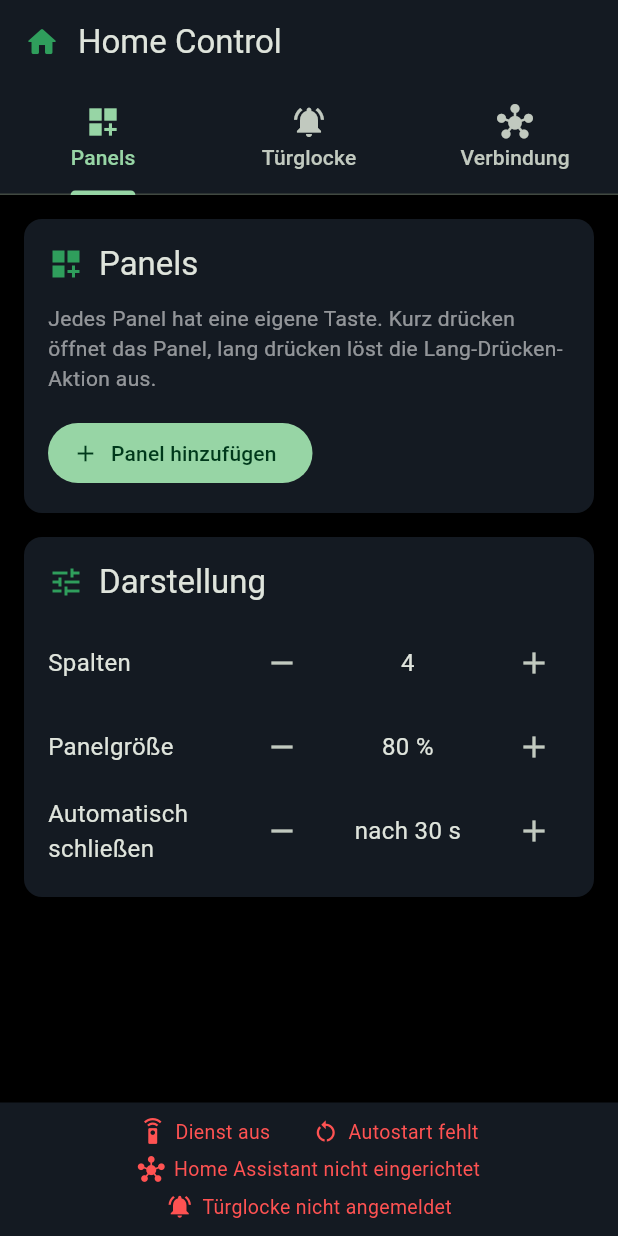
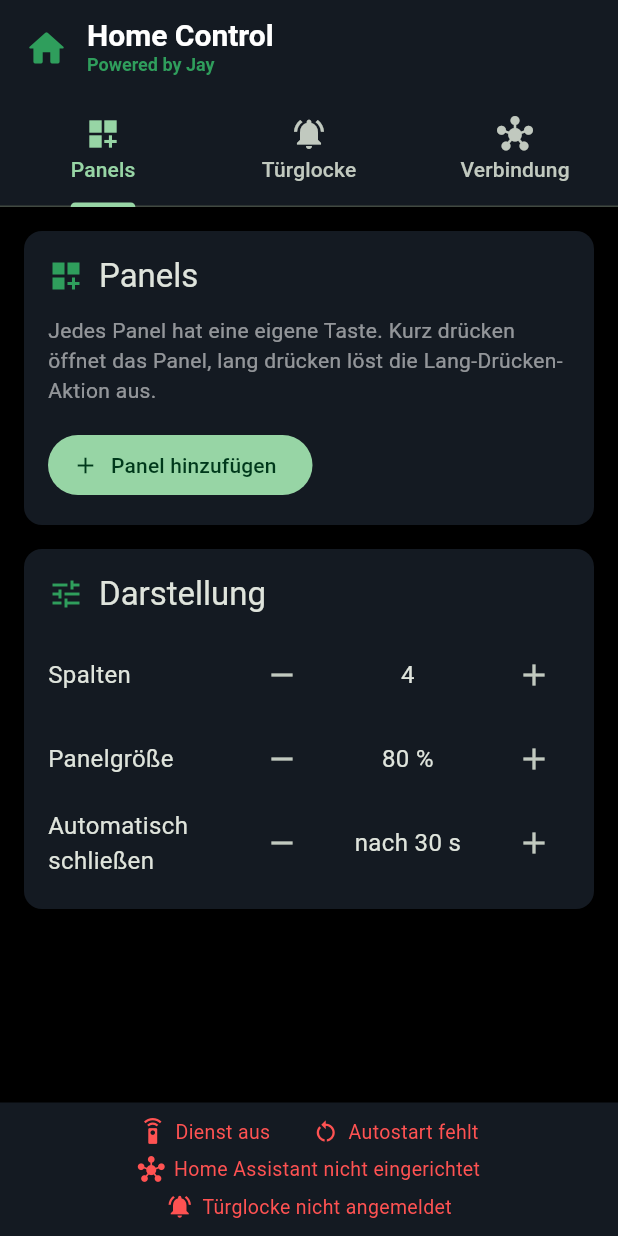
Before and after one commit to JayLo1401/home.control, a Flutter app: the screen it shows after launch, on a phone screen of 412 x 824 dp. Run offline on Flutter 3.47's test engine with Material 3 defaults, Android fonts, the phone set to English and light mode, and no system bars; our stand-ins replace shared_preferences; statements that could not run were skipped; project files that could hold a hidden picture were left out.

Commit message:
README, Lizenz (PolyForm Noncommercial), "Powered by Jay"
- README komplett: Funktionen, Screenshots, Installation, Einrichtung,
  Tuerglocke (YAML), Bedienung, Architektur, Grenzen, Entwicklung
- Lizenz wie order.manager: PolyForm Noncommercial 1.0.0
- MDI-Lizenz (Pictogrammers Free License, Font Apache 2.0) beigelegt
- Kopfzeile der App: "Home Control" weiss, darunter "Powered by Jay"
  mit Link zu https://jaycloud.at/homecontrol

Co-Authored-By: Claude Opus 5.5 <noreply@anthropic.com>

```diff
--- a/lib/core/native_bridge.dart
+++ b/lib/core/native_bridge.dart
@@ -46,6 +46,9 @@ class NativeBridge {
   static Future<bool> showOverlay({int panelIndex = 0}) async =>
       await _ch.invokeMethod<bool>('showOverlay', {'panelIndex': panelIndex}) ?? false;
 
+  /// Link im Browser oeffnen; `false`, wenn kein Browser vorhanden ist.
+  static Future<bool> openUrl(String url) async => await _ch.invokeMethod<bool>('openUrl', {'url': url}) ?? false;
+
   /// Overlay-Engine im Dienst laedt die Konfiguration neu.
   static Future<void> reloadOverlayConfig() => _ch.invokeMethod('reloadOverlayConfig');
 
--- a/lib/settings/settings_page.dart
+++ b/lib/settings/settings_page.dart
@@ -10,6 +10,8 @@ import 'doorbell_settings.dart';
 import 'panel_edit_page.dart';
 import 'web_setup_server.dart';
 import 'widgets.dart';
+
+const _homepage = 'https://jaycloud.at/homecontrol';
 
 class SettingsPage extends StatefulWidget {
   final HaClient ha;
@@ -198,10 +200,22 @@ class _SettingsPageState extends State<SettingsPage> {
       child: Scaffold(
         appBar: AppBar(
           backgroundColor: panelBackground,
-          title: const Row(children: [
-            Icon(Icons.home_rounded, color: brandGreen),
-            SizedBox(width: 12),
-            Text('Home Control'),
+          toolbarHeight: 64,
+          title: Row(children: [
+            const Icon(Icons.home_rounded, color: brandGreen, size: 30),
+            const SizedBox(width: 12),
+            Column(crossAxisAlignment: CrossAxisAlignment.start, mainAxisSize: MainAxisSize.min, children: [
+              const Text('Home Control',
+                  style: TextStyle(color: Colors.white, fontWeight: FontWeight.w700, fontSize: 20, height: 1.15)),
+              InkWell(
+                borderRadius: BorderRadius.circular(4),
+                onTap: () async {
+                  if (!await NativeBridge.openUrl(_homepage)) _snack('Kein Browser gefunden: $_homepage');
+                },
+                child: const Text('Powered by Jay',
+                    style: TextStyle(color: brandGreen, fontWeight: FontWeight.w600, fontSize: 12, height: 1.3)),
+              ),
+            ]),
           ]),
           bottom: const TabBar(
             tabs: [
```
Also changed, not shown: 7 other files.
